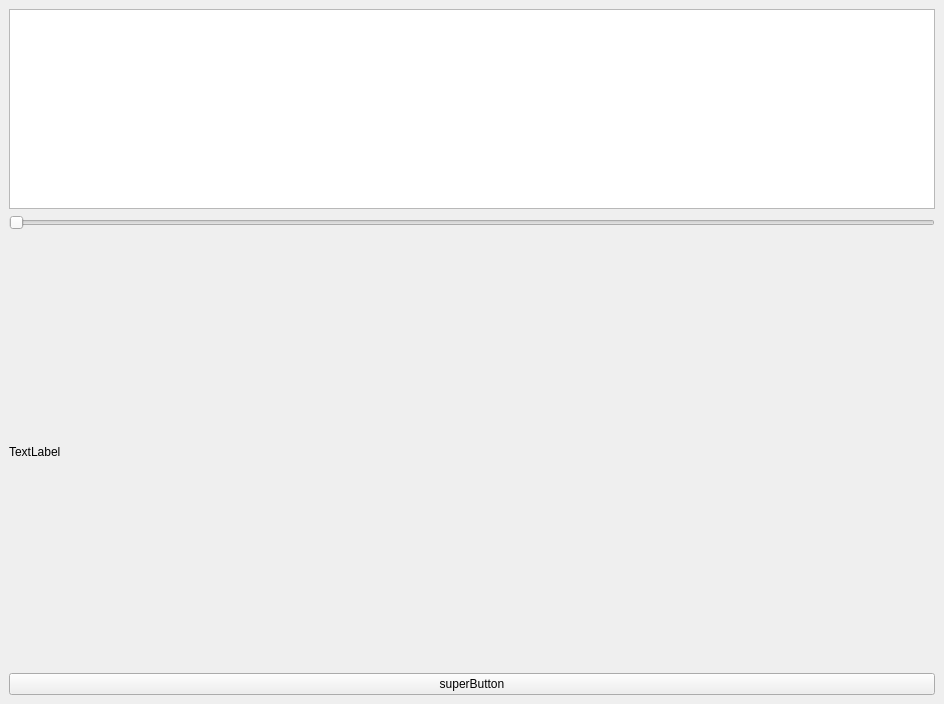
Qt form Workspace/src/roverGUI/ui/main_window.ui (uwrobotics/MarsRover2019) before a commit.
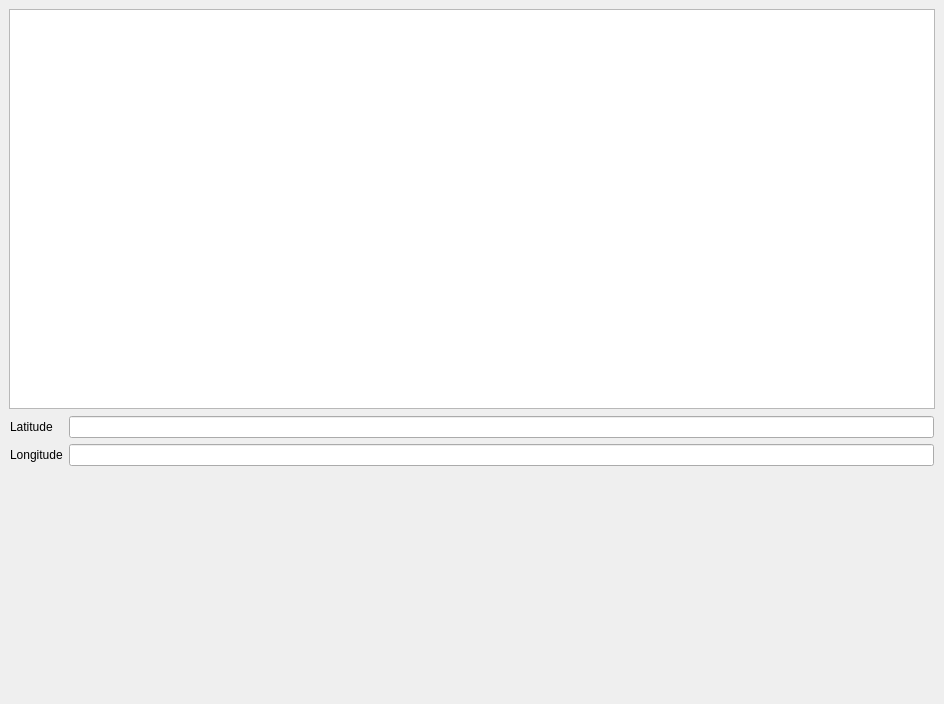
The same form after that commit. Icons and pictures are not drawn.

What changed in the file:
```diff
--- a/Workspace/src/roverGUI/ui/main_window.ui
+++ b/Workspace/src/roverGUI/ui/main_window.ui
@@ -27,33 +27,47 @@
       <property name="maximumSize">
        <size>
         <width>16777215</width>
-        <height>200</height>
+        <height>400</height>
        </size>
       </property>
      </widget>
     </item>
     <item>
-     <widget class="QSlider" name="mySlider">
-      <property name="maximum">
-       <number>300</number>
-      </property>
-      <property name="orientation">
-       <enum>Qt::Horizontal</enum>
-      </property>
-     </widget>
-    </item>
-    <item>
-     <widget class="QLabel" name="myLabel">
+     <widget class="QWidget" name="formWidget" native="true">
+      <layout class="QFormLayout" name="formLayout">
+       <property name="leftMargin">
+        <number>1</number>
+       </property>
+       <property name="topMargin">
+        <number>1</number>
+       </property>
+       <property name="rightMargin">
+        <number>1</number>
+       </property>
+       <property name="bottomMargin">
+        <number>1</number>
+       </property>
+       <item row="0" column="0">
+        <widget class="QLabel" name="latitudeLabel">
       <property name="text">
-       <string>TextLabel</string>
+          <string>Latitude</string>
       </property>
      </widget>
     </item>
-    <item>
-     <widget class="QPushButton" name="superButton">
+       <item row="0" column="1">
+        <widget class="QLineEdit" name="latitudeLineEdit"/>
+       </item>
+       <item row="1" column="0">
+        <widget class="QLabel" name="longitudeLabel">
       <property name="text">
-       <string>superButton</string>
-      </property>
+          <string>Longitude</string>
+         </property>
+        </widget>
+       </item>
+       <item row="1" column="1">
+        <widget class="QLineEdit" name="longitudeLineEdit"/>
+       </item>
+      </layout>
      </widget>
     </item>
    </layout>
```
Left out of the diff: 4 changed lines with no effect on the pictures. Lines whose indentation alone changed are shown as unchanged.
